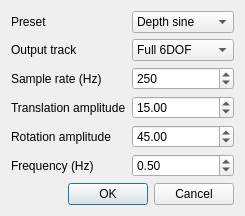
First picture: the form in tracker-synthetic/synthetic.ui, repository ganzuul/opentrack, before the edit.
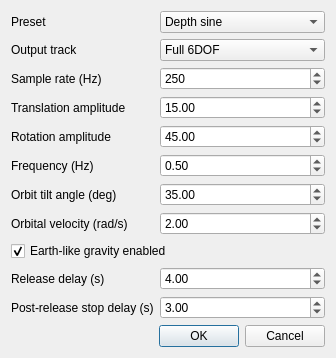
Second picture: the form after the edit.

Commit message: Alpha-spectrum anti-inertia upgrade (Phases 1-4) + orbit release experiment + CSV diagnostics

What changed in the file:
```diff
--- a/tracker-synthetic/synthetic.ui
+++ b/tracker-synthetic/synthetic.ui
@@ -23,6 +23,7 @@
        <item><property name="text"><string>Orbit 6DOF</string></property></item>
        <item><property name="text"><string>Step depth</string></property></item>
        <item><property name="text"><string>Step yaw</string></property></item>
+       <item><property name="text"><string>Orbit release experiment</string></property></item>
       </widget>
      </item>
      <item row="1" column="0">
@@ -86,6 +87,64 @@
        <property name="value"><double>0.500000000000000</double></property>
       </widget>
      </item>
+     <item row="6" column="0">
+      <widget class="QLabel" name="label_orbit_tilt">
+       <property name="text"><string>Orbit tilt angle (deg)</string></property>
+      </widget>
+     </item>
+     <item row="6" column="1">
+      <widget class="QDoubleSpinBox" name="orbit_tilt_deg">
+       <property name="minimum"><double>0.000000000000000</double></property>
+       <property name="maximum"><double>85.000000000000000</double></property>
+       <property name="singleStep"><double>1.000000000000000</double></property>
+       <property name="value"><double>35.000000000000000</double></property>
+      </widget>
+     </item>
+     <item row="7" column="0">
+      <widget class="QLabel" name="label_orbit_vel">
+       <property name="text"><string>Orbital velocity (rad/s)</string></property>
+      </widget>
+     </item>
+     <item row="7" column="1">
+      <widget class="QDoubleSpinBox" name="orbital_velocity">
+       <property name="minimum"><double>0.010000000000000</double></property>
+       <property name="maximum"><double>20.000000000000000</double></property>
+       <property name="singleStep"><double>0.100000000000000</double></property>
+       <property name="value"><double>2.000000000000000</double></property>
+      </widget>
+     </item>
+     <item row="8" column="0" colspan="2">
+      <widget class="QCheckBox" name="gravity_enabled">
+       <property name="text"><string>Earth-like gravity enabled</string></property>
+       <property name="checked"><bool>true</bool></property>
+      </widget>
+     </item>
+     <item row="9" column="0">
+      <widget class="QLabel" name="label_release_delay">
+       <property name="text"><string>Release delay (s)</string></property>
+      </widget>
+     </item>
+     <item row="9" column="1">
+      <widget class="QDoubleSpinBox" name="release_delay_s">
+       <property name="minimum"><double>0.000000000000000</double></property>
+       <property name="maximum"><double>30.000000000000000</double></property>
+       <property name="singleStep"><double>0.100000000000000</double></property>
+       <property name="value"><double>4.000000000000000</double></property>
+      </widget>
+     </item>
+     <item row="10" column="0">
+      <widget class="QLabel" name="label_post_release">
+       <property name="text"><string>Post-release stop delay (s)</string></property>
+      </widget>
+     </item>
+     <item row="10" column="1">
+      <widget class="QDoubleSpinBox" name="post_release_stop_delay_s">
+       <property name="minimum"><double>0.000000000000000</double></property>
+       <property name="maximum"><double>30.000000000000000</double></property>
+       <property name="singleStep"><double>0.100000000000000</double></property>
+       <property name="value"><double>3.000000000000000</double></property>
+      </widget>
+     </item>
     </layout>
    </item>
    <item>
```
The commit also changes 8 other files.
